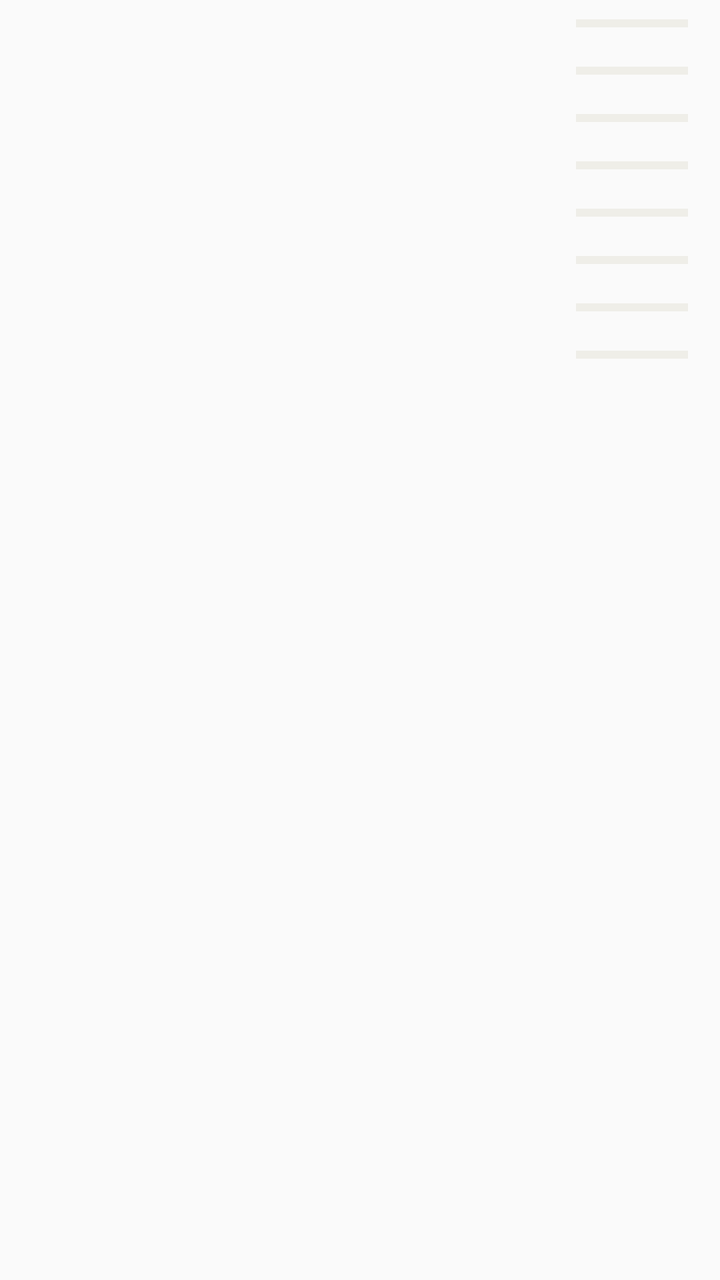
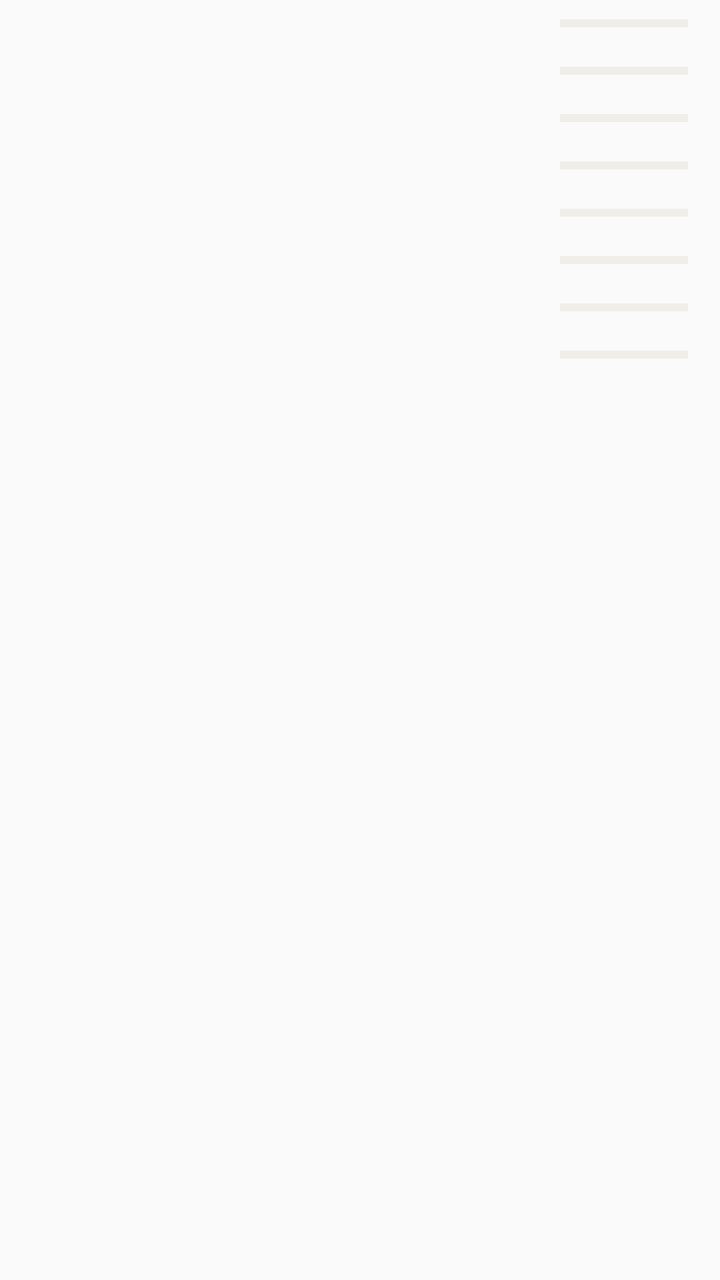

Compare the two renders of this Android layout. The source of the first and the diff that turns it into the second are given below.
<!-- AndroidManifest.xml: application theme Theme.OOT -->
<!-- res/layout/notification_expanded.xml -->
<?xml version="1.0" encoding="utf-8"?>
<LinearLayout xmlns:android="http://schemas.android.com/apk/res/android"
    android:layout_width="match_parent"
    android:layout_height="wrap_content"
    android:orientation="vertical">

    <LinearLayout
        android:id="@+id/row0"
        android:layout_width="match_parent"
        android:layout_height="wrap_content"
        android:orientation="horizontal"
        android:gravity="center_vertical"
        android:paddingTop="3dp"
        android:paddingBottom="3dp">

        <TextView
            android:id="@+id/mark0"
            android:layout_width="wrap_content"
            android:layout_height="wrap_content"
            android:minWidth="18dp"
            android:textSize="12sp"
            android:textStyle="bold"
            android:textColor="@color/notif_text_primary" />

        <TextView
            android:id="@+id/name0"
            android:layout_width="wrap_content"
            android:layout_height="wrap_content"
            android:textSize="13sp"
            android:textStyle="bold"
            android:textColor="@color/notif_text_primary"
            android:maxLines="1"
            android:paddingEnd="8dp" />

        <TextView
            android:id="@+id/text0"
            android:layout_width="0dp"
            android:layout_height="wrap_content"
            android:layout_weight="1"
            android:textSize="12sp"
            android:textColor="@color/notif_text_secondary"
            android:maxLines="1" />

        <ImageView
            android:id="@+id/bar0"
            android:layout_width="56dp"
            android:layout_height="4dp"
            android:background="@color/notif_bar_track"
            android:src="@drawable/notif_bar_fill"
            android:scaleType="fitXY"
            android:layout_marginEnd="16dp"
            android:importantForAccessibility="no" />
    </LinearLayout>

    <LinearLayout
        android:id="@+id/row1"
        android:layout_width="match_parent"
        android:layout_height="wrap_content"
        android:orientation="horizontal"
        android:gravity="center_vertical"
        android:paddingTop="3dp"
        android:paddingBottom="3dp">

        <TextView
            android:id="@+id/mark1"
            android:layout_width="wrap_content"
            android:layout_height="wrap_content"
            android:minWidth="18dp"
            android:textSize="12sp"
            android:textStyle="bold"
            android:textColor="@color/notif_text_primary" />

        <TextView
            android:id="@+id/name1"
            android:layout_width="wrap_content"
            android:layout_height="wrap_content"
            android:textSize="13sp"
            android:textStyle="bold"
            android:textColor="@color/notif_text_primary"
            android:maxLines="1"
            android:paddingEnd="8dp" />

        <TextView
            android:id="@+id/text1"
            android:layout_width="0dp"
            android:layout_height="wrap_content"
            android:layout_weight="1"
            android:textSize="12sp"
            android:textColor="@color/notif_text_secondary"
            android:maxLines="1" />

        <ImageView
            android:id="@+id/bar1"
            android:layout_width="56dp"
            android:layout_height="4dp"
            android:background="@color/notif_bar_track"
            android:src="@drawable/notif_bar_fill"
            android:scaleType="fitXY"
            android:layout_marginEnd="16dp"
            android:importantForAccessibility="no" />
    </LinearLayout>

    <LinearLayout
        android:id="@+id/row2"
        android:layout_width="match_parent"
        android:layout_height="wrap_content"
        android:orientation="horizontal"
        android:gravity="center_vertical"
        android:paddingTop="3dp"
        android:paddingBottom="3dp">

        <TextView
            android:id="@+id/mark2"
            android:layout_width="wrap_content"
            android:layout_height="wrap_content"
            android:minWidth="18dp"
            android:textSize="12sp"
            android:textStyle="bold"
            android:textColor="@color/notif_text_primary" />

        <TextView
            android:id="@+id/name2"
            android:layout_width="wrap_content"
            android:layout_height="wrap_content"
            android:textSize="13sp"
            android:textStyle="bold"
            android:textColor="@color/notif_text_primary"
            android:maxLines="1"
            android:paddingEnd="8dp" />

        <TextView
            android:id="@+id/text2"
            android:layout_width="0dp"
            android:layout_height="wrap_content"
            android:layout_weight="1"
            android:textSize="12sp"
            android:textColor="@color/notif_text_secondary"
            android:maxLines="1" />

        <ImageView
            android:id="@+id/bar2"
            android:layout_width="56dp"
            android:layout_height="4dp"
            android:background="@color/notif_bar_track"
            android:src="@drawable/notif_bar_fill"
            android:scaleType="fitXY"
            android:layout_marginEnd="16dp"
            android:importantForAccessibility="no" />
    </LinearLayout>

    <LinearLayout
        android:id="@+id/row3"
        android:layout_width="match_parent"
        android:layout_height="wrap_content"
        android:orientation="horizontal"
        android:gravity="center_vertical"
        android:paddingTop="3dp"
        android:paddingBottom="3dp">

        <TextView
            android:id="@+id/mark3"
            android:layout_width="wrap_content"
            android:layout_height="wrap_content"
            android:minWidth="18dp"
            android:textSize="12sp"
            android:textStyle="bold"
            android:textColor="@color/notif_text_primary" />

        <TextView
            android:id="@+id/name3"
            android:layout_width="wrap_content"
            android:layout_height="wrap_content"
            android:textSize="13sp"
            android:textStyle="bold"
            android:textColor="@color/notif_text_primary"
            android:maxLines="1"
            android:paddingEnd="8dp" />

        <TextView
            android:id="@+id/text3"
            android:layout_width="0dp"
            android:layout_height="wrap_content"
            android:layout_weight="1"
            android:textSize="12sp"
            android:textColor="@color/notif_text_secondary"
            android:maxLines="1" />

        <ImageView
            android:id="@+id/bar3"
            android:layout_width="56dp"
            android:layout_height="4dp"
            android:background="@color/notif_bar_track"
            android:src="@drawable/notif_bar_fill"
            android:scaleType="fitXY"
            android:layout_marginEnd="16dp"
            android:importantForAccessibility="no" />
    </LinearLayout>

    <LinearLayout
        android:id="@+id/row4"
        android:layout_width="match_parent"
        android:layout_height="wrap_content"
        android:orientation="horizontal"
        android:gravity="center_vertical"
        android:paddingTop="3dp"
        android:paddingBottom="3dp">

        <TextView
            android:id="@+id/mark4"
            android:layout_width="wrap_content"
            android:layout_height="wrap_content"
            android:minWidth="18dp"
            android:textSize="12sp"
            android:textStyle="bold"
            android:textColor="@color/notif_text_primary" />

        <TextView
            android:id="@+id/name4"
            android:layout_width="wrap_content"
            android:layout_height="wrap_content"
            android:textSize="13sp"
            android:textStyle="bold"
            android:textColor="@color/notif_text_primary"
            android:maxLines="1"
            android:paddingEnd="8dp" />

        <TextView
            android:id="@+id/text4"
            android:layout_width="0dp"
            android:layout_height="wrap_content"
            android:layout_weight="1"
            android:textSize="12sp"
            android:textColor="@color/notif_text_secondary"
            android:maxLines="1" />

        <ImageView
            android:id="@+id/bar4"
            android:layout_width="56dp"
            android:layout_height="4dp"
            android:background="@color/notif_bar_track"
            android:src="@drawable/notif_bar_fill"
            android:scaleType="fitXY"
            android:layout_marginEnd="16dp"
            android:importantForAccessibility="no" />
    </LinearLayout>

    <LinearLayout
        android:id="@+id/row5"
        android:layout_width="match_parent"
        android:layout_height="wrap_content"
        android:orientation="horizontal"
        android:gravity="center_vertical"
        android:paddingTop="3dp"
        android:paddingBottom="3dp">

        <TextView
            android:id="@+id/mark5"
            android:layout_width="wrap_content"
            android:layout_height="wrap_content"
            android:minWidth="18dp"
            android:textSize="12sp"
            android:textStyle="bold"
            android:textColor="@color/notif_text_primary" />

        <TextView
            android:id="@+id/name5"
            android:layout_width="wrap_content"
            android:layout_height="wrap_content"
            android:textSize="13sp"
            android:textStyle="bold"
            android:textColor="@color/notif_text_primary"
            android:maxLines="1"
            android:paddingEnd="8dp" />

        <TextView
            android:id="@+id/text5"
            android:layout_width="0dp"
            android:layout_height="wrap_content"
            android:layout_weight="1"
            android:textSize="12sp"
            android:textColor="@color/notif_text_secondary"
            android:maxLines="1" />

        <ImageView
            android:id="@+id/bar5"
            android:layout_width="56dp"
            android:layout_height="4dp"
            android:background="@color/notif_bar_track"
            android:src="@drawable/notif_bar_fill"
            android:scaleType="fitXY"
            android:layout_marginEnd="16dp"
            android:importantForAccessibility="no" />
    </LinearLayout>

    <LinearLayout
        android:id="@+id/row6"
        android:layout_width="match_parent"
        android:layout_height="wrap_content"
        android:orientation="horizontal"
        android:gravity="center_vertical"
        android:paddingTop="3dp"
        android:paddingBottom="3dp">

        <TextView
            android:id="@+id/mark6"
            android:layout_width="wrap_content"
            android:layout_height="wrap_content"
            android:minWidth="18dp"
            android:textSize="12sp"
            android:textStyle="bold"
            android:textColor="@color/notif_text_primary" />

        <TextView
            android:id="@+id/name6"
            android:layout_width="wrap_content"
            android:layout_height="wrap_content"
            android:textSize="13sp"
            android:textStyle="bold"
            android:textColor="@color/notif_text_primary"
            android:maxLines="1"
            android:paddingEnd="8dp" />

        <TextView
            android:id="@+id/text6"
            android:layout_width="0dp"
            android:layout_height="wrap_content"
            android:layout_weight="1"
            android:textSize="12sp"
            android:textColor="@color/notif_text_secondary"
            android:maxLines="1" />

        <ImageView
            android:id="@+id/bar6"
            android:layout_width="56dp"
            android:layout_height="4dp"
            android:background="@color/notif_bar_track"
            android:src="@drawable/notif_bar_fill"
            android:scaleType="fitXY"
            android:layout_marginEnd="16dp"
            android:importantForAccessibility="no" />
    </LinearLayout>

    <LinearLayout
        android:id="@+id/row7"
        android:layout_width="match_parent"
        android:layout_height="wrap_content"
        android:orientation="horizontal"
        android:gravity="center_vertical"
        android:paddingTop="3dp"
        android:paddingBottom="3dp">

        <TextView
            android:id="@+id/mark7"
            android:layout_width="wrap_content"
            android:layout_height="wrap_content"
            android:minWidth="18dp"
            android:textSize="12sp"
            android:textStyle="bold"
            android:textColor="@color/notif_text_primary" />

        <TextView
            android:id="@+id/name7"
            android:layout_width="wrap_content"
            android:layout_height="wrap_content"
            android:textSize="13sp"
            android:textStyle="bold"
            android:textColor="@color/notif_text_primary"
            android:maxLines="1"
            android:paddingEnd="8dp" />

        <TextView
            android:id="@+id/text7"
            android:layout_width="0dp"
            android:layout_height="wrap_content"
            android:layout_weight="1"
            android:textSize="12sp"
            android:textColor="@color/notif_text_secondary"
            android:maxLines="1" />

        <ImageView
            android:id="@+id/bar7"
            android:layout_width="56dp"
            android:layout_height="4dp"
            android:background="@color/notif_bar_track"
            android:src="@drawable/notif_bar_fill"
            android:scaleType="fitXY"
            android:layout_marginEnd="16dp"
            android:importantForAccessibility="no" />
    </LinearLayout>
</LinearLayout>
<!-- resources referenced by this layout -->
<resources>
  <color name="notif_bar_track">#EFEEE8</color>
  <color name="notif_text_primary">#26251E</color>
  <color name="notif_text_secondary">#5A5852</color>
  <!-- drawable notif_bar_fill (drawable) -->
  <?xml version="1.0" encoding="utf-8"?>
  <clip xmlns:android="http://schemas.android.com/apk/res/android">
      <level-list>
          <item android:maxLevel="500">
              <color android:color="@color/notif_bar_danger" />
          </item>
          <item android:maxLevel="10000">
              <color android:color="@color/notif_bar_primary" />
          </item>
      </level-list>
  </clip>
  <style name="Theme.OOT" parent="android:Theme.Material.Light.NoActionBar">
          <item name="android:statusBarColor">@android:color/transparent</item>
          <item name="android:navigationBarColor">@android:color/transparent</item>
      </style>
  <color name="notif_bar_danger">#CF2D56</color>
  <color name="notif_bar_primary">#F54E00</color>
</resources>

<!-- the commit's change to res/layout/notification_expanded.xml (unified diff, before → after) -->
@@ -39,15 +39,17 @@
             android:layout_weight="1"
             android:textSize="12sp"
             android:textColor="@color/notif_text_secondary"
-            android:maxLines="1" />
+            android:maxLines="1"
+            android:ellipsize="end" />
 
         <ImageView
             android:id="@+id/bar0"
-            android:layout_width="56dp"
-            android:layout_height="4dp"
-            android:background="@color/notif_bar_track"
-            android:src="@drawable/notif_bar_fill"
-            android:scaleType="fitXY"
+            android:layout_width="64dp"
+            android:layout_height="4dp"
+            android:background="@color/notif_bar_track"
+            android:src="@drawable/notif_bar_fill"
+            android:scaleType="fitXY"
+            android:layout_marginStart="12dp"
             android:layout_marginEnd="16dp"
             android:importantForAccessibility="no" />
     </LinearLayout>
@@ -87,15 +89,17 @@
             android:layout_weight="1"
             android:textSize="12sp"
             android:textColor="@color/notif_text_secondary"
-            android:maxLines="1" />
+            android:maxLines="1"
+            android:ellipsize="end" />
 
         <ImageView
             android:id="@+id/bar1"
-            android:layout_width="56dp"
-            android:layout_height="4dp"
-            android:background="@color/notif_bar_track"
-            android:src="@drawable/notif_bar_fill"
-            android:scaleType="fitXY"
+            android:layout_width="64dp"
+            android:layout_height="4dp"
+            android:background="@color/notif_bar_track"
+            android:src="@drawable/notif_bar_fill"
+            android:scaleType="fitXY"
+            android:layout_marginStart="12dp"
             android:layout_marginEnd="16dp"
             android:importantForAccessibility="no" />
     </LinearLayout>
@@ -135,15 +139,17 @@
             android:layout_weight="1"
             android:textSize="12sp"
             android:textColor="@color/notif_text_secondary"
-            android:maxLines="1" />
+            android:maxLines="1"
+            android:ellipsize="end" />
 
         <ImageView
             android:id="@+id/bar2"
-            android:layout_width="56dp"
-            android:layout_height="4dp"
-            android:background="@color/notif_bar_track"
-            android:src="@drawable/notif_bar_fill"
-            android:scaleType="fitXY"
+            android:layout_width="64dp"
+            android:layout_height="4dp"
+            android:background="@color/notif_bar_track"
+            android:src="@drawable/notif_bar_fill"
+            android:scaleType="fitXY"
+            android:layout_marginStart="12dp"
             android:layout_marginEnd="16dp"
             android:importantForAccessibility="no" />
     </LinearLayout>
@@ -183,15 +189,17 @@
             android:layout_weight="1"
             android:textSize="12sp"
             android:textColor="@color/notif_text_secondary"
-            android:maxLines="1" />
+            android:maxLines="1"
+            android:ellipsize="end" />
 
         <ImageView
             android:id="@+id/bar3"
-            android:layout_width="56dp"
-            android:layout_height="4dp"
-            android:background="@color/notif_bar_track"
-            android:src="@drawable/notif_bar_fill"
-            android:scaleType="fitXY"
+            android:layout_width="64dp"
+            android:layout_height="4dp"
+            android:background="@color/notif_bar_track"
+            android:src="@drawable/notif_bar_fill"
+            android:scaleType="fitXY"
+            android:layout_marginStart="12dp"
             android:layout_marginEnd="16dp"
             android:importantForAccessibility="no" />
     </LinearLayout>
@@ -231,15 +239,17 @@
             android:layout_weight="1"
             android:textSize="12sp"
             android:textColor="@color/notif_text_secondary"
-            android:maxLines="1" />
+            android:maxLines="1"
+            android:ellipsize="end" />
 
         <ImageView
             android:id="@+id/bar4"
-            android:layout_width="56dp"
-            android:layout_height="4dp"
-            android:background="@color/notif_bar_track"
-            android:src="@drawable/notif_bar_fill"
-            android:scaleType="fitXY"
+            android:layout_width="64dp"
+            android:layout_height="4dp"
+            android:background="@color/notif_bar_track"
+            android:src="@drawable/notif_bar_fill"
+            android:scaleType="fitXY"
+            android:layout_marginStart="12dp"
             android:layout_marginEnd="16dp"
             android:importantForAccessibility="no" />
     </LinearLayout>
@@ -279,15 +289,17 @@
             android:layout_weight="1"
             android:textSize="12sp"
             android:textColor="@color/notif_text_secondary"
-            android:maxLines="1" />
+            android:maxLines="1"
+            android:ellipsize="end" />
 
         <ImageView
             android:id="@+id/bar5"
-            android:layout_width="56dp"
-            android:layout_height="4dp"
-            android:background="@color/notif_bar_track"
-            android:src="@drawable/notif_bar_fill"
-            android:scaleType="fitXY"
+            android:layout_width="64dp"
+            android:layout_height="4dp"
+            android:background="@color/notif_bar_track"
+            android:src="@drawable/notif_bar_fill"
+            android:scaleType="fitXY"
+            android:layout_marginStart="12dp"
             android:layout_marginEnd="16dp"
             android:importantForAccessibility="no" />
     </LinearLayout>
@@ -327,15 +339,17 @@
             android:layout_weight="1"
             android:textSize="12sp"
             android:textColor="@color/notif_text_secondary"
-            android:maxLines="1" />
+            android:maxLines="1"
+            android:ellipsize="end" />
 
         <ImageView
             android:id="@+id/bar6"
-            android:layout_width="56dp"
-            android:layout_height="4dp"
-            android:background="@color/notif_bar_track"
-            android:src="@drawable/notif_bar_fill"
-            android:scaleType="fitXY"
+            android:layout_width="64dp"
+            android:layout_height="4dp"
+            android:background="@color/notif_bar_track"
+            android:src="@drawable/notif_bar_fill"
+            android:scaleType="fitXY"
+            android:layout_marginStart="12dp"
             android:layout_marginEnd="16dp"
             android:importantForAccessibility="no" />
     </LinearLayout>
@@ -375,15 +389,17 @@
             android:layout_weight="1"
             android:textSize="12sp"
             android:textColor="@color/notif_text_secondary"
-            android:maxLines="1" />
+            android:maxLines="1"
+            android:ellipsize="end" />
 
         <ImageView
             android:id="@+id/bar7"
-            android:layout_width="56dp"
-            android:layout_height="4dp"
-            android:background="@color/notif_bar_track"
-            android:src="@drawable/notif_bar_fill"
-            android:scaleType="fitXY"
+            android:layout_width="64dp"
+            android:layout_height="4dp"
+            android:background="@color/notif_bar_track"
+            android:src="@drawable/notif_bar_fill"
+            android:scaleType="fitXY"
+            android:layout_marginStart="12dp"
             android:layout_marginEnd="16dp"
             android:importantForAccessibility="no" />
     </LinearLayout>
